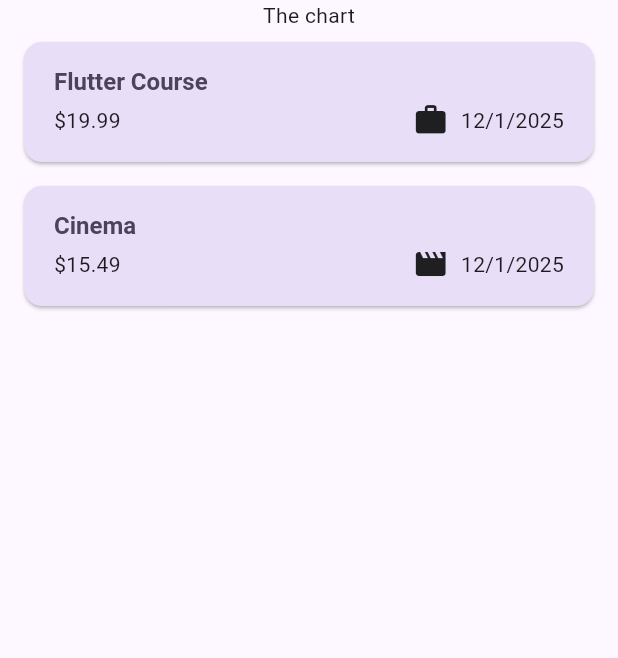
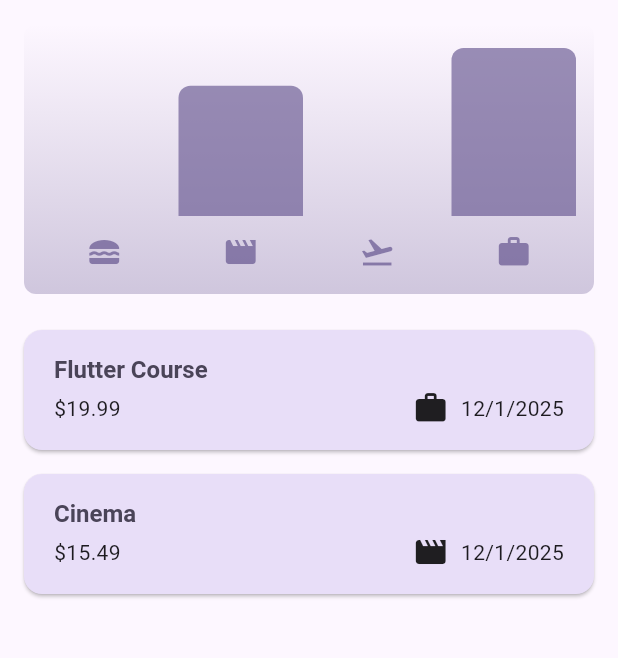
Before and after one commit to arafatanam/Expense_Tracker-Flutter, a Flutter app: the screen it shows after launch, on a phone screen of 412 x 824 dp, the part 84-742 px from its top. Run offline on Flutter 3.47's test engine with Material 3 defaults, Android fonts, the phone set to English and light mode, and no system bars.

Commit message:
Add Chart and ChartBar widgets to visualize expenses by category

```diff
--- /dev/null
+++ b/lib/widgets/chart/chart.dart
@@ -0,0 +1,95 @@
+import 'package:flutter/material.dart';
+
+import 'package:expense_tracker/widgets/chart/chart_bar.dart';
+import 'package:expense_tracker/models/expense.dart';
+
+class Chart extends StatelessWidget {
+  const Chart({super.key, required this.expenses});
+
+  final List<Expense> expenses;
+
+  List<ExpenseBucket> get buckets {
+    return [
+      ExpenseBucket.forCategory(expenses, Category.food),
+      ExpenseBucket.forCategory(expenses, Category.leisure),
+      ExpenseBucket.forCategory(expenses, Category.travel),
+      ExpenseBucket.forCategory(expenses, Category.work),
+    ];
+  }
+
+  double get maxTotalExpense {
+    double maxTotalExpense = 0;
+
+    for (final bucket in buckets) {
+      if (bucket.totalExpenses > maxTotalExpense) {
+        maxTotalExpense = bucket.totalExpenses;
+      }
+    }
+    return maxTotalExpense;
+  }
+
+  @override
+  Widget build(BuildContext context) {
+    final isDarkMode =
+        MediaQuery.of(context).platformBrightness == Brightness.dark;
+
+    return Container(
+      margin: const EdgeInsets.all(16),
+      padding: const EdgeInsets.symmetric(vertical: 16, horizontal: 8),
+      width: double.infinity,
+      height: 180,
+      decoration: BoxDecoration(
+        borderRadius: BorderRadius.circular(8),
+        gradient: LinearGradient(
+          colors: [
+            Theme.of(context).colorScheme.primary.withValues(
+              alpha: 0.3, // Replaces withOpacity(0.3)
+            ),
+            Theme.of(context).colorScheme.primary.withValues(
+              alpha: 0.0, // Replaces withOpacity(0)
+            ),
+          ],
+          begin: Alignment.bottomCenter,
+          end: Alignment.topCenter,
+        ),
+      ),
+      child: Column(
+        children: [
+          Expanded(
+            child: Row(
+              crossAxisAlignment: CrossAxisAlignment.end,
+              children: [
+                for (final bucket in buckets)
+                  ChartBar(
+                    fill: bucket.totalExpenses == 0
+                        ? 0
+                        : bucket.totalExpenses / maxTotalExpense,
+                  ),
+              ],
+            ),
+          ),
+          const SizedBox(height: 12),
+          Row(
+            children: buckets
+                .map(
+                  (bucket) => Expanded(
+                    child: Padding(
+                      padding: const EdgeInsets.symmetric(horizontal: 4),
+                      child: Icon(
+                        categoryItems[bucket.category],
+                        color: isDarkMode
+                            ? Theme.of(context).colorScheme.secondary
+                            : Theme.of(context).colorScheme.primary.withValues(
+                                alpha: 0.7, // Replaces withOpacity(0.7)
+                              ),
+                      ),
+                    ),
+                  ),
+                )
+                .toList(),
+          ),
+        ],
+      ),
+    );
+  }
+}
--- /dev/null
+++ b/lib/widgets/chart/chart_bar.dart
@@ -0,0 +1,35 @@
+import 'package:flutter/material.dart';
+
+class ChartBar extends StatelessWidget {
+  const ChartBar({super.key, required this.fill});
+
+  final double fill;
+
+  @override
+  Widget build(BuildContext context) {
+    final isDarkMode =
+        MediaQuery.of(context).platformBrightness == Brightness.dark;
+
+    return Expanded(
+      child: Padding(
+        padding: const EdgeInsets.symmetric(horizontal: 4),
+        child: FractionallySizedBox(
+          heightFactor: fill,
+          child: DecoratedBox(
+            decoration: BoxDecoration(
+              shape: BoxShape.rectangle,
+              borderRadius: const BorderRadius.vertical(
+                top: Radius.circular(8),
+              ),
+              color: isDarkMode
+                  ? Theme.of(context).colorScheme.secondary
+                  : Theme.of(context).colorScheme.primary.withValues(
+                      alpha: 0.65, // replaces withOpacity(0.65)
+                    ),
+            ),
+          ),
+        ),
+      ),
+    );
+  }
+}
--- a/lib/widgets/expenses.dart
+++ b/lib/widgets/expenses.dart
@@ -2,6 +2,7 @@ import 'package:expense_tracker/widgets/new_expense.dart';
 import 'package:flutter/material.dart';
 import '../models/expense.dart';
 import 'expenses_list/expenses_list.dart';
+import 'chart/chart.dart';
 
 class Expenses extends StatefulWidget {
   const Expenses({super.key});
@@ -89,7 +90,7 @@ class _ExpensesState extends State<Expenses> {
       ),
       body: Column(
         children: [
-          const Text('The chart'),
+          Chart(expenses: _registeredExpenses),
           Expanded(child: mainContent),
         ],
       ),
```
